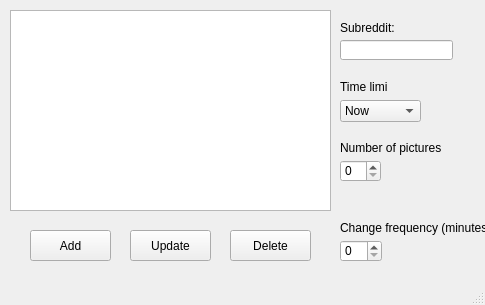
First picture: the form in resources/mainwindow.ui, repository CGodiksen/reddit-background-changer, before the edit.
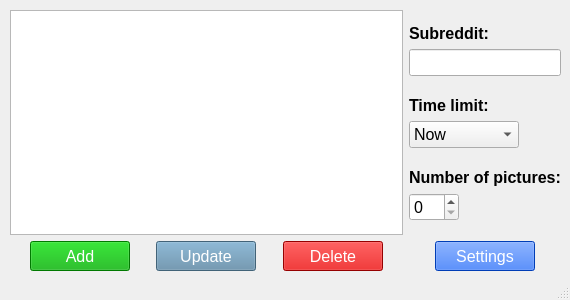
Second picture: the form after the edit.

Commit message: Heavily refactored the design of the UI in QT designer, moving the entire gui into a grid layout instead of trying to make everything symmetrical manually.

```diff
--- a/resources/mainwindow.ui
+++ b/resources/mainwindow.ui
@@ -6,51 +6,127 @@
    <rect>
     <x>0</x>
     <y>0</y>
-    <width>485</width>
-    <height>305</height>
+    <width>570</width>
+    <height>300</height>
    </rect>
   </property>
   <property name="windowTitle">
    <string>Reddit Background Changer</string>
   </property>
   <widget class="QWidget" name="centralwidget">
-   <widget class="QListView" name="subredditView">
+   <widget class="QWidget" name="gridLayoutWidget">
     <property name="geometry">
      <rect>
       <x>10</x>
       <y>10</y>
-      <width>321</width>
-      <height>201</height>
+      <width>551</width>
+      <height>261</height>
      </rect>
     </property>
-    <property name="font">
-     <font>
-      <family>Times New Roman</family>
-      <pointsize>14</pointsize>
-     </font>
-    </property>
-   </widget>
+    <layout class="QGridLayout" name="gridLayout">
+     <item row="1" column="0">
+      <layout class="QHBoxLayout" name="horizontalLayout">
+       <item>
+        <spacer name="horizontalSpacer_3">
+         <property name="orientation">
+          <enum>Qt::Horizontal</enum>
+         </property>
+         <property name="sizeHint" stdset="0">
+          <size>
+           <width>40</width>
+           <height>20</height>
+          </size>
+         </property>
+        </spacer>
+       </item>
+       <item>
    <widget class="QPushButton" name="addButton">
-    <property name="geometry">
-     <rect>
-      <x>30</x>
-      <y>230</y>
-      <width>81</width>
-      <height>31</height>
-     </rect>
+         <property name="minimumSize">
+          <size>
+           <width>100</width>
+           <height>30</height>
+          </size>
+         </property>
+         <property name="font">
+          <font>
+           <pointsize>12</pointsize>
+           <weight>50</weight>
+           <bold>false</bold>
+          </font>
+         </property>
+         <property name="styleSheet">
+          <string notr="true">background-color: rgb(0, 170, 0);
+color: rgb(255, 255, 255);</string>
     </property>
     <property name="text">
      <string>Add</string>
     </property>
    </widget>
+       </item>
+       <item>
+        <spacer name="horizontalSpacer">
+         <property name="orientation">
+          <enum>Qt::Horizontal</enum>
+         </property>
+         <property name="sizeHint" stdset="0">
+          <size>
+           <width>40</width>
+           <height>20</height>
+          </size>
+         </property>
+        </spacer>
+       </item>
+       <item>
+        <widget class="QPushButton" name="updateButton">
+         <property name="minimumSize">
+          <size>
+           <width>100</width>
+           <height>30</height>
+          </size>
+         </property>
+         <property name="font">
+          <font>
+           <pointsize>12</pointsize>
+          </font>
+         </property>
+         <property name="styleSheet">
+          <string notr="true">background-color: rgb(93,138,168);
+color: rgb(255, 255, 255);</string>
+         </property>
+         <property name="text">
+          <string>Update</string>
+         </property>
+        </widget>
+       </item>
+       <item>
+        <spacer name="horizontalSpacer_2">
+         <property name="orientation">
+          <enum>Qt::Horizontal</enum>
+         </property>
+         <property name="sizeHint" stdset="0">
+          <size>
+           <width>40</width>
+           <height>20</height>
+          </size>
+         </property>
+        </spacer>
+       </item>
+       <item>
    <widget class="QPushButton" name="deleteButton">
-    <property name="geometry">
-     <rect>
-      <x>230</x>
-      <y>230</y>
-      <width>81</width>
-      <height>31</height>
-     </rect>
+         <property name="minimumSize">
+          <size>
+           <width>100</width>
+           <height>30</height>
+          </size>
+         </property>
+         <property name="font">
+          <font>
+           <pointsize>12</pointsize>
+          </font>
+         </property>
+         <property name="styleSheet">
+          <string notr="true">background-color: rgb(208, 0, 0);
+color: rgb(255, 255, 255);</string>
     </property>
     <property name="text">
      <string>Delete</string>
@@ -65,37 +141,184 @@
      <bool>false</bool>
     </property>
    </widget>
-   <widget class="QLineEdit" name="subredditEdit">
-    <property name="geometry">
-     <rect>
-      <x>340</x>
-      <y>40</y>
-      <width>113</width>
+       </item>
+       <item>
+        <spacer name="horizontalSpacer_4">
+         <property name="orientation">
+          <enum>Qt::Horizontal</enum>
+         </property>
+         <property name="sizeHint" stdset="0">
+          <size>
+           <width>40</width>
       <height>20</height>
-     </rect>
-    </property>
-   </widget>
+          </size>
+         </property>
+        </spacer>
+       </item>
+      </layout>
+     </item>
+     <item row="0" column="0">
+      <widget class="QListView" name="subredditView">
+       <property name="minimumSize">
+        <size>
+         <width>300</width>
+         <height>200</height>
+        </size>
+       </property>
+       <property name="font">
+        <font>
+         <family>Times New Roman</family>
+         <pointsize>18</pointsize>
+        </font>
+       </property>
+       <property name="iconSize">
+        <size>
+         <width>2</width>
+         <height>0</height>
+        </size>
+       </property>
+      </widget>
+     </item>
+     <item row="1" column="1">
+      <layout class="QHBoxLayout" name="horizontalLayout_2">
+       <item>
+        <spacer name="horizontalSpacer_7">
+         <property name="orientation">
+          <enum>Qt::Horizontal</enum>
+         </property>
+         <property name="sizeHint" stdset="0">
+          <size>
+           <width>40</width>
+           <height>20</height>
+          </size>
+         </property>
+        </spacer>
+       </item>
+       <item>
+        <widget class="QPushButton" name="settingsButton">
+         <property name="minimumSize">
+          <size>
+           <width>100</width>
+           <height>30</height>
+          </size>
+         </property>
+         <property name="font">
+          <font>
+           <pointsize>12</pointsize>
+          </font>
+         </property>
+         <property name="styleSheet">
+          <string notr="true">background-color: rgb(0, 85, 255);
+color: rgb(255, 255, 255);</string>
+         </property>
+         <property name="text">
+          <string>Settings</string>
+         </property>
+         <property name="autoDefault">
+          <bool>false</bool>
+         </property>
+         <property name="default">
+          <bool>false</bool>
+         </property>
+         <property name="flat">
+          <bool>false</bool>
+         </property>
+        </widget>
+       </item>
+       <item>
+        <spacer name="horizontalSpacer_8">
+         <property name="orientation">
+          <enum>Qt::Horizontal</enum>
+         </property>
+         <property name="sizeHint" stdset="0">
+          <size>
+           <width>40</width>
+           <height>20</height>
+          </size>
+         </property>
+        </spacer>
+       </item>
+      </layout>
+     </item>
+     <item row="0" column="1">
+      <layout class="QHBoxLayout" name="horizontalLayout_3">
+       <item>
+        <layout class="QVBoxLayout" name="verticalLayout">
+         <item>
+          <spacer name="verticalSpacer_6">
+           <property name="orientation">
+            <enum>Qt::Vertical</enum>
+           </property>
+           <property name="sizeHint" stdset="0">
+            <size>
+             <width>20</width>
+             <height>40</height>
+            </size>
+           </property>
+          </spacer>
+         </item>
+         <item>
    <widget class="QLabel" name="label">
-    <property name="geometry">
-     <rect>
-      <x>340</x>
-      <y>20</y>
-      <width>61</width>
-      <height>16</height>
-     </rect>
+           <property name="font">
+            <font>
+             <pointsize>12</pointsize>
+             <weight>75</weight>
+             <bold>true</bold>
+            </font>
     </property>
     <property name="text">
      <string>Subreddit:</string>
     </property>
    </widget>
+         </item>
+         <item>
+          <widget class="QLineEdit" name="subredditEdit">
+           <property name="font">
+            <font>
+             <pointsize>12</pointsize>
+            </font>
+           </property>
+          </widget>
+         </item>
+         <item>
+          <spacer name="verticalSpacer_4">
+           <property name="orientation">
+            <enum>Qt::Vertical</enum>
+           </property>
+           <property name="sizeHint" stdset="0">
+            <size>
+             <width>20</width>
+             <height>40</height>
+            </size>
+           </property>
+          </spacer>
+         </item>
+         <item>
+          <widget class="QLabel" name="label_2">
+           <property name="font">
+            <font>
+             <pointsize>12</pointsize>
+             <weight>75</weight>
+             <bold>true</bold>
+            </font>
+           </property>
+           <property name="text">
+            <string>Time limit:</string>
+           </property>
+          </widget>
+         </item>
+         <item>
    <widget class="QComboBox" name="timeComboBox">
-    <property name="geometry">
-     <rect>
-      <x>340</x>
-      <y>100</y>
-      <width>81</width>
-      <height>22</height>
-     </rect>
+           <property name="maximumSize">
+            <size>
+             <width>110</width>
+             <height>16777215</height>
+            </size>
+           </property>
+           <property name="font">
+            <font>
+             <pointsize>12</pointsize>
+            </font>
     </property>
     <item>
      <property name="text">
@@ -128,83 +351,83 @@
      </property>
     </item>
    </widget>
-   <widget class="QLabel" name="label_2">
-    <property name="geometry">
-     <rect>
-      <x>340</x>
-      <y>80</y>
-      <width>47</width>
-      <height>13</height>
-     </rect>
-    </property>
-    <property name="text">
-     <string>Time limit:</string>
-    </property>
-   </widget>
-   <widget class="QSpinBox" name="numberSpinBox">
-    <property name="geometry">
-     <rect>
-      <x>340</x>
-      <y>160</y>
-      <width>41</width>
-      <height>22</height>
-     </rect>
-    </property>
-    <property name="maximum">
-     <number>999</number>
-    </property>
-   </widget>
+         </item>
+         <item>
+          <spacer name="verticalSpacer_5">
+           <property name="orientation">
+            <enum>Qt::Vertical</enum>
+           </property>
+           <property name="sizeHint" stdset="0">
+            <size>
+             <width>20</width>
+             <height>40</height>
+            </size>
+           </property>
+          </spacer>
+         </item>
+         <item>
    <widget class="QLabel" name="label_3">
-    <property name="geometry">
-     <rect>
-      <x>340</x>
-      <y>140</y>
-      <width>101</width>
-      <height>16</height>
-     </rect>
+           <property name="font">
+            <font>
+             <pointsize>12</pointsize>
+             <weight>75</weight>
+             <bold>true</bold>
+            </font>
     </property>
     <property name="text">
      <string>Number of pictures:</string>
     </property>
    </widget>
-   <widget class="QPushButton" name="updateButton">
-    <property name="geometry">
-     <rect>
-      <x>130</x>
-      <y>230</y>
-      <width>81</width>
-      <height>31</height>
-     </rect>
-    </property>
-    <property name="text">
-     <string>Update</string>
-    </property>
-   </widget>
-   <widget class="QLabel" name="label_4">
-    <property name="geometry">
-     <rect>
-      <x>340</x>
-      <y>220</y>
-      <width>151</width>
-      <height>16</height>
-     </rect>
-    </property>
-    <property name="text">
-     <string>Change frequency (minutes):</string>
-    </property>
-   </widget>
-   <widget class="QSpinBox" name="changeFrequencySpinBox">
-    <property name="geometry">
-     <rect>
-      <x>340</x>
-      <y>240</y>
-      <width>42</width>
-      <height>22</height>
-     </rect>
+         </item>
+         <item>
+          <widget class="QSpinBox" name="numberSpinBox">
+           <property name="maximumSize">
+            <size>
+             <width>50</width>
+             <height>16777215</height>
+            </size>
+           </property>
+           <property name="font">
+            <font>
+             <pointsize>12</pointsize>
+            </font>
     </property>
     <property name="maximum">
      <number>999</number>
     </property>
+          </widget>
+         </item>
+         <item>
+          <spacer name="verticalSpacer_3">
+           <property name="orientation">
+            <enum>Qt::Vertical</enum>
+           </property>
+           <property name="sizeHint" stdset="0">
+            <size>
+             <width>20</width>
+             <height>40</height>
+            </size>
+           </property>
+          </spacer>
+         </item>
+        </layout>
+       </item>
+       <item>
+        <spacer name="horizontalSpacer_6">
+         <property name="orientation">
+          <enum>Qt::Horizontal</enum>
+         </property>
+         <property name="sizeHint" stdset="0">
+          <size>
+           <width>40</width>
+           <height>20</height>
+          </size>
+         </property>
+        </spacer>
+       </item>
+      </layout>
+     </item>
+    </layout>
    </widget>
   </widget>
   <widget class="QMenuBar" name="menubar">
```
Left out of the diff: 2 changed lines with no effect on the pictures. Lines whose indentation alone changed are shown as unchanged. The commit also changes 2 other files.
